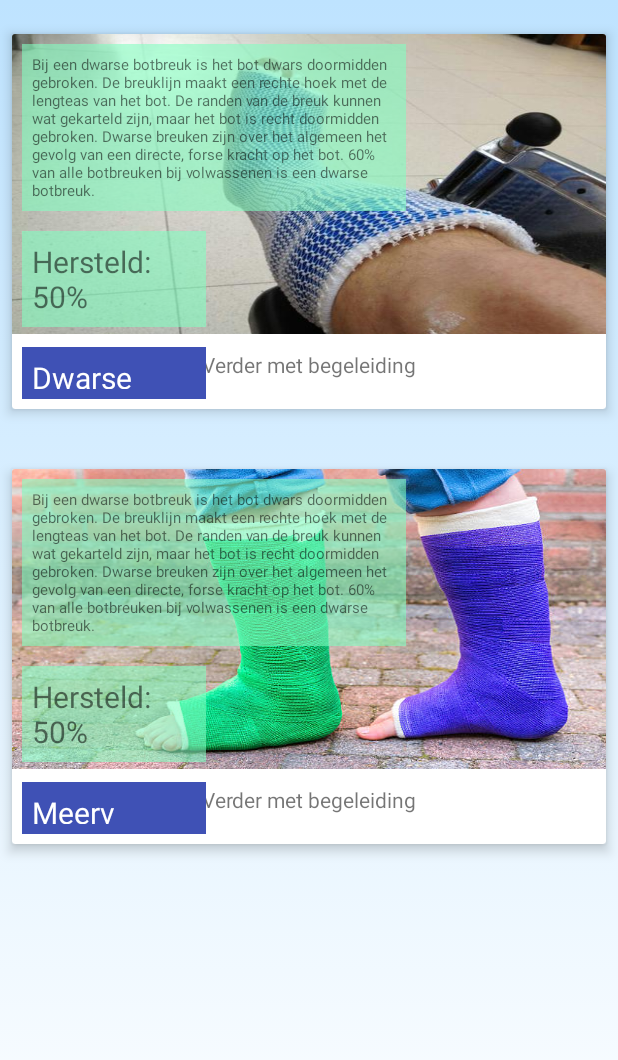
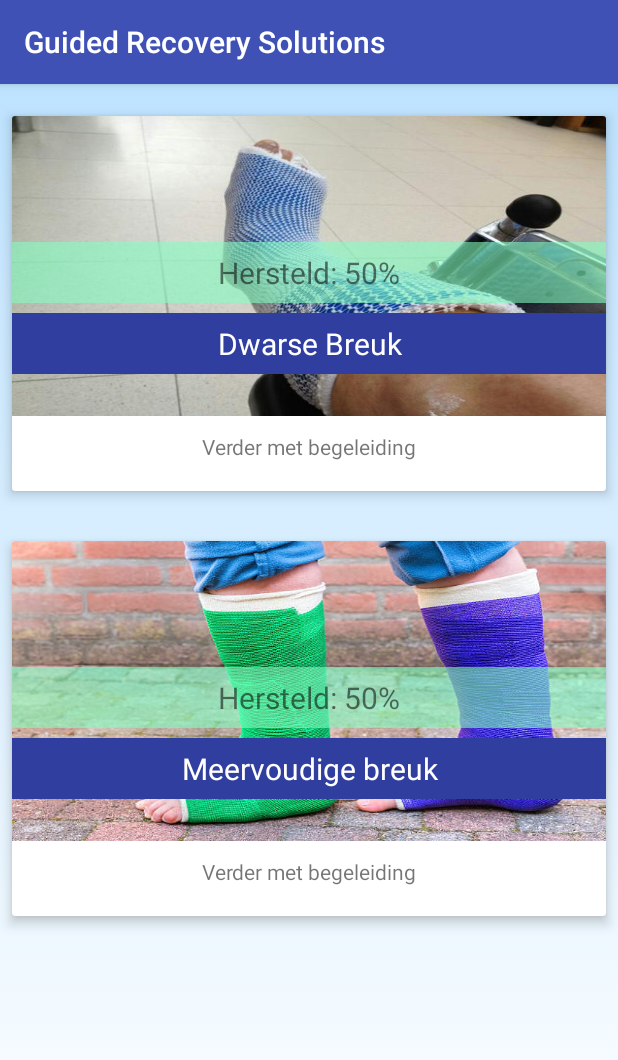
Before and after one commit to keanuTA/Ipmedt4-2017-, an Android app: the screen it shows after launch (MainActivity), on a phone screen of 412 x 824 dp. Shown: the top 1060 px of the screen. Run offline under Robolectric (Android 15) with nearby library versions, the phone set to English and light mode, and no system bars.

Commit message:
derde prototype

```diff
--- a/app/src/main/res/layout/content_main.xml
+++ b/app/src/main/res/layout/content_main.xml
@@ -48,45 +48,31 @@
             android:layout_marginBottom="30px"/>
 
         <LinearLayout
-            android:layout_width="wrap_content"
+            android:layout_width="match_parent"
+            android:layout_gravity="center"
             android:layout_height="wrap_content" android:orientation="vertical">
-            <TextView
-                android:id="@+id/infoMeervoudig"
-                android:layout_width="match_parent"
-                android:layout_height="wrap_content"
-                android:layout_marginTop="10px"
-                android:layout_marginLeft="10px"
-                android:layout_marginBottom="10px"
-                android:layout_marginRight="200px"
-                android:background="@color/translucent_red"
-                android:padding="10px"
-                android:textSize="10sp"
-                android:text="Bij een dwarse botbreuk is het bot dwars doormidden gebroken. De breuklijn maakt een rechte hoek met de lengteas van het bot. De randen van de breuk kunnen wat gekarteld zijn, maar het bot is recht doormidden gebroken. Dwarse breuken zijn over het algemeen het gevolg van een directe, forse kracht op het bot. 60% van alle botbreuken bij volwassenen is een dwarse botbreuk. " />
 
             <TextView
                 android:layout_width="match_parent"
                 android:layout_height="wrap_content"
                 android:layout_marginTop="10px"
-                android:layout_marginLeft="10px"
-                android:layout_marginBottom="10px"
-                android:layout_marginRight="400px"
+                android:textAlignment="center"
                 android:background="@color/translucent_red"
                 android:padding="10px"
-                android:textSize="20sp"
-                android:text="Hersteld: 50%"/>
+                android:text="Hersteld: 50%"
+                android:textSize="20sp" />
 
             <TextView
                 android:layout_width="match_parent"
                 android:layout_height="wrap_content"
+
                 android:layout_marginTop="10px"
-                android:layout_marginLeft="10px"
-                android:layout_marginBottom="10px"
-                android:layout_marginRight="400px"
-                android:background="@color/colorPrimary"
+                android:background="@color/colorPrimaryDark"
+                android:textAlignment="center"
+                android:padding="10px"
+                android:text="Meervoudige breuk"
                 android:textColor="#fff"
-                android:padding="10px"
-                android:textSize="20sp"
-                android:text="Meervoudige breuk"/>
+                android:textSize="20sp" />
         </LinearLayout>
 
 
@@ -130,30 +116,16 @@
             android:textAlignment="center" />
 
         <LinearLayout
-            android:layout_width="wrap_content"
+            android:layout_width="match_parent"
             android:layout_height="wrap_content"
+            android:layout_gravity="center"
             android:orientation="vertical">
-
-            <TextView
-                android:id="@+id/infoDwarse"
-                android:layout_width="match_parent"
-                android:layout_height="wrap_content"
-                android:layout_marginBottom="10px"
-                android:layout_marginLeft="10px"
-                android:layout_marginRight="200px"
-                android:layout_marginTop="10px"
-                android:background="@color/translucent_red"
-                android:padding="10px"
-                android:text="Bij een dwarse botbreuk is het bot dwars doormidden gebroken. De breuklijn maakt een rechte hoek met de lengteas van het bot. De randen van de breuk kunnen wat gekarteld zijn, maar het bot is recht doormidden gebroken. Dwarse breuken zijn over het algemeen het gevolg van een directe, forse kracht op het bot. 60% van alle botbreuken bij volwassenen is een dwarse botbreuk. "
-                android:textSize="10sp" />
 
             <TextView
                 android:layout_width="match_parent"
                 android:layout_height="wrap_content"
-                android:layout_marginBottom="10px"
-                android:layout_marginLeft="10px"
-                android:layout_marginRight="400px"
                 android:layout_marginTop="10px"
+                android:textAlignment="center"
                 android:background="@color/translucent_red"
                 android:padding="10px"
                 android:text="Hersteld: 50%"
@@ -162,11 +134,9 @@
             <TextView
                 android:layout_width="match_parent"
                 android:layout_height="wrap_content"
-                android:layout_marginBottom="10px"
-                android:layout_marginLeft="10px"
-                android:layout_marginRight="400px"
+                android:textAlignment="center"
                 android:layout_marginTop="10px"
-                android:background="@color/colorPrimary"
+                android:background="@color/colorPrimaryDark"
                 android:padding="10px"
                 android:text="Dwarse Breuk"
                 android:textColor="#fff"
--- a/app/src/main/res/layout/item_timeline.xml
+++ b/app/src/main/res/layout/item_timeline.xml
@@ -29,6 +29,8 @@
         app:cardCornerRadius="10dp"
         app:cardElevation="3dp"
         app:contentPadding="15dp">
+
+
 
         <android.support.v7.widget.GridLayout
             android:layout_width="match_parent"
@@ -65,7 +67,10 @@
             android:layout_height="48dp"
             android:layout_gravity="end"
             android:buttonTint="@color/greenDark"
+            android:layoutDirection="inherit"
+            android:textAlignment="center"
             android:text="Klaar" />
+
 
     </android.support.v7.widget.CardView>
 
--- a/app/src/main/res/values/styles.xml
+++ b/app/src/main/res/values/styles.xml
@@ -9,8 +9,8 @@
     </style>
 
     <style name="AppTheme.NoActionBar">
-        <item name="windowActionBar">false</item>
-        <item name="windowNoTitle">true</item>
+        <item name="windowActionBar">true</item>
+        <item name="windowNoTitle">false</item>
     </style>
 
     <style name="SplashTheme" parent="Theme.AppCompat.NoActionBar">
```
Also changed, not shown: app/src/main/java/com/solutions/guidedrecovery/ipmedt4/TrajectKeuze.java (+47 -13 lines), app/src/main/java/com/solutions/guidedrecovery/ipmedt4/models/TimeLineAdapter.java (+53 -15 lines), app/src/main/res/layout/content_timeline.xml (+31 -5 lines).
